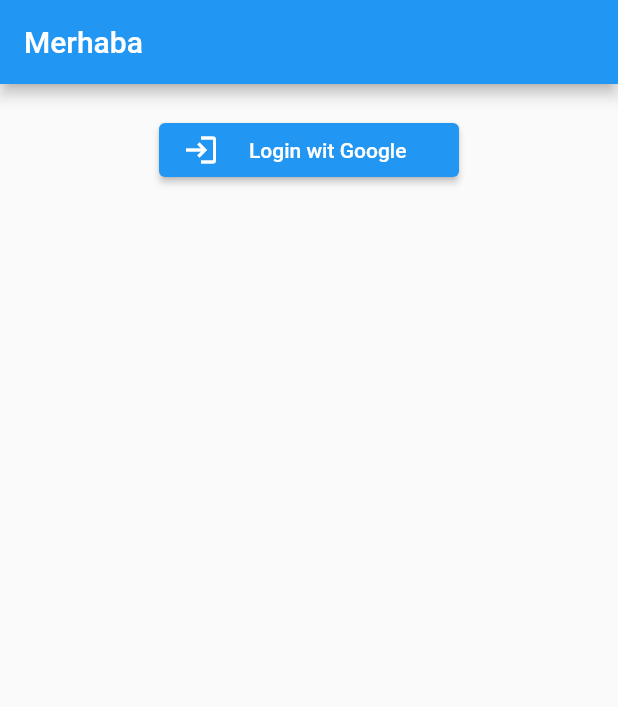
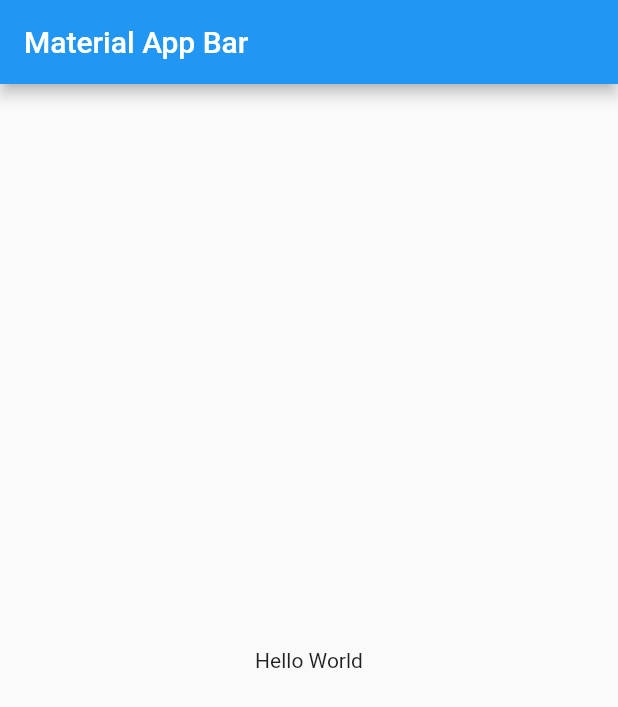
Before and after one commit to otuzoglu/user_login, a Flutter app: the screen it shows after launch, on a phone screen of 412 x 824 dp. Shown: the top 707 px of the screen. Run offline on Flutter 3.47's test engine with Material 2 defaults, Android fonts, the phone set to English and light mode, and no system bars; our stand-ins replace firebase_auth, firebase_core; accounts and stored records are empty.

Commit message:
Net Nija Uygulaması

```diff
--- a/lib/main.dart
+++ b/lib/main.dart
@@ -1,47 +1,20 @@
 import 'package:flutter/material.dart';
 
-void main() {
-  runApp(HomePage());
-}
+void main() => runApp(MyApp());
 
-class HomePage extends StatelessWidget {
-  const HomePage({Key? key}) : super(key: key);
-
+class MyApp extends StatelessWidget {
   @override
   Widget build(BuildContext context) {
     return MaterialApp(
-      debugShowCheckedModeBanner: false,
+      title: 'Material App',
       home: Scaffold(
-        body: Container(
-          padding: EdgeInsets.all(20),
-          child: Center(
-            child: Column(
-              children: [
-                Container(
-                  width: 200,
-                  child: ElevatedButton(
-                    child: Row(
-                      children: [
-                        Icon(
-                          Icons.login,
-                        ),
-                        SizedBox(
-                          width: 20,
-                        ),
-                        Text('Login wit Google')
-                      ],
-                    ),
-                    onPressed: () {
-                      print('alpr');
-                    },
-                  ),
-                ),
-              ],
-            ),
+        appBar: AppBar(
+          title: Text('Material App Bar'),
+        ),
+        body: Center(
+          child: Container(
+            child: Text('Hello World'),
           ),
-        ),
-        appBar: AppBar(
-          title: Text('Merhaba'),
         ),
       ),
     );
```
Also changed, not shown: lib/main copy.dart (added, +112 -0 lines), pubspec.yaml (+4 -3 lines), lib/screens/authenticate/authenticate.dart (added), lib/screens/home/home_page.dart (added), pubspec.lock, 4 other files.
